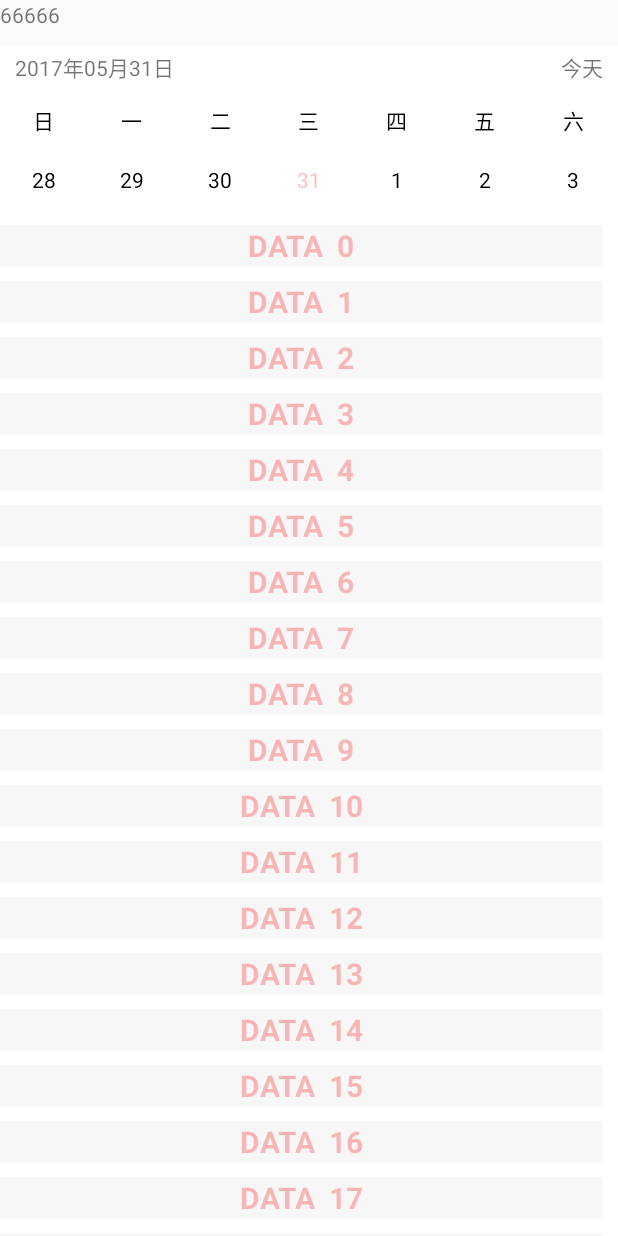
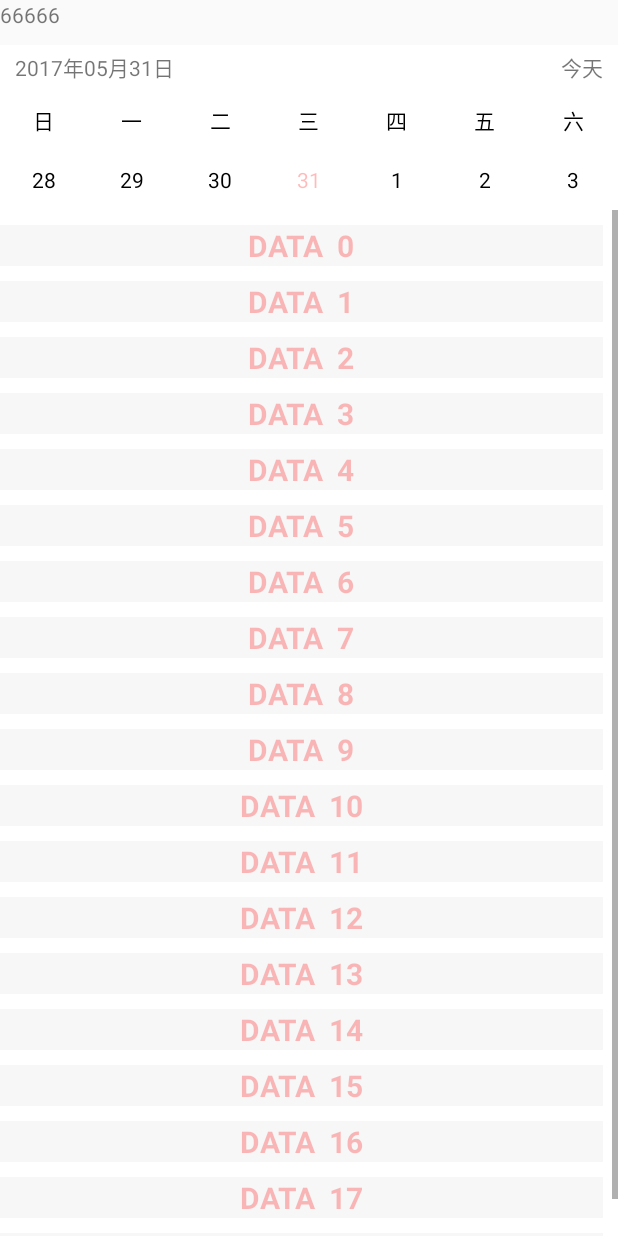
Before and after one commit to yzhang108/MyTestApp, an Android app: the first screen one second after launch (CalendarActivity), on a phone screen of 412 x 824 dp. Run offline under Robolectric (Android 15) with nearby library versions, the phone set to English and light mode, and no system bars.

Commit message:
滑动位置的判断，试了试只能是scrollview才能判断成功。

```diff
--- a/MyTestApplication/app/src/main/res/layout/activity_calendar.xml
+++ b/MyTestApplication/app/src/main/res/layout/activity_calendar.xml
@@ -18,20 +18,20 @@
         android:orientation="vertical">
 
 
-        <!--<ScrollView-->
-        <!--android:layout_width="match_parent"-->
-        <!--android:layout_height="match_parent">-->
+        <ScrollView
+            android:layout_width="match_parent"
+            android:layout_height="match_parent">
 
-        <!--<FrameLayout-->
-        <!--android:layout_width="match_parent"-->
-        <!--android:layout_height="match_parent">-->
+            <FrameLayout
+                android:layout_width="match_parent"
+                android:layout_height="match_parent">
 
-        <android.support.v7.widget.RecyclerView
-            android:id="@+id/rl_content"
-            android:layout_width="match_parent"
-            android:layout_height="match_parent"></android.support.v7.widget.RecyclerView>
-        <!--</FrameLayout>-->
-        <!--</ScrollView>-->
+                <android.support.v7.widget.RecyclerView
+                    android:id="@+id/rl_content"
+                    android:layout_width="match_parent"
+                    android:layout_height="match_parent"></android.support.v7.widget.RecyclerView>
+            </FrameLayout>
+        </ScrollView>
 
     </com.example.mytestapplication.widge.calendar.view.MyCalendaryView>
 </LinearLayout>
```
Also changed, not shown: MyTestApplication/app/src/main/java/com/example/mytestapplication/widge/calendar/view/MyCalendaryView.java (+2 -25 lines).
